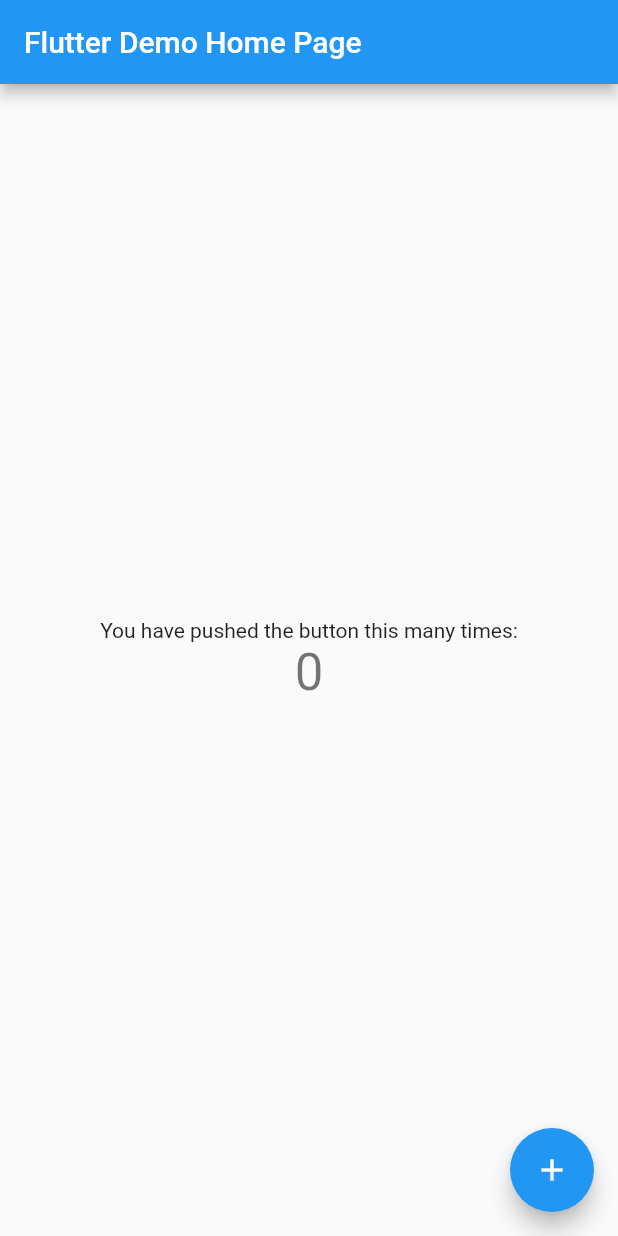
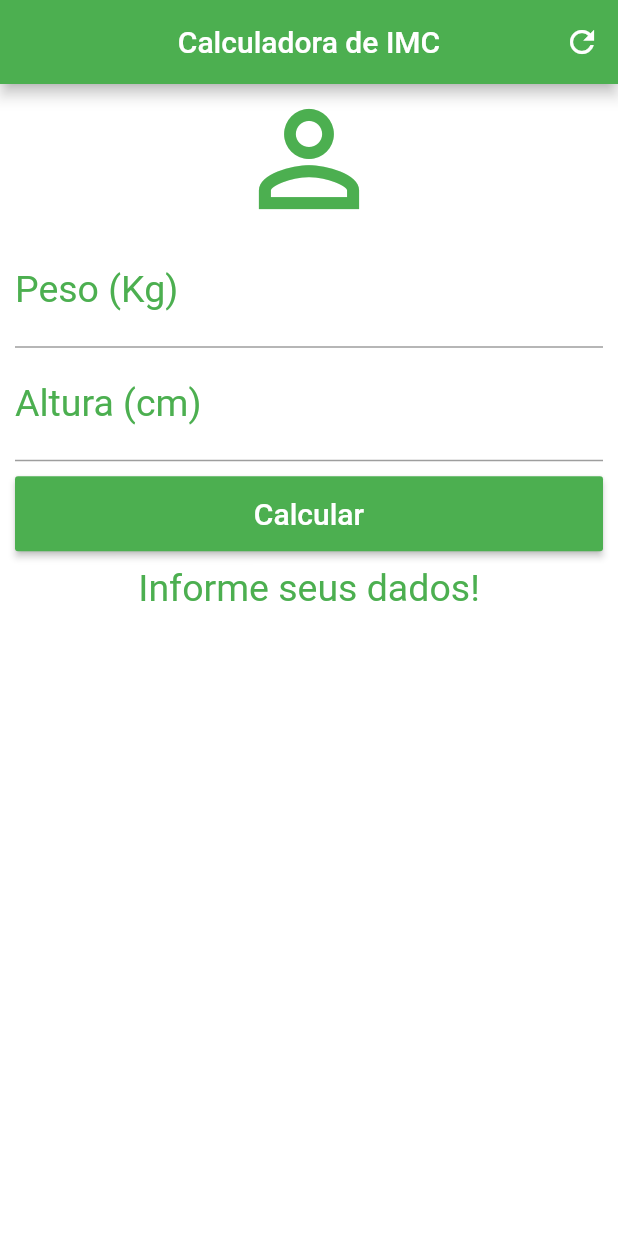
Before and after one commit to alexcomput/calculo-do-IMC-, a Flutter app: the screen it shows after launch, on a phone screen of 412 x 824 dp. Run offline on Flutter 3.47's test engine with Material 2 defaults, Android fonts, the phone set to English and light mode, and no system bars.

Commit message:
Finish project - Studyind the Flutter

```diff
--- a/lib/main.dart
+++ b/lib/main.dart
@@ -1,111 +1,129 @@
-import 'package:flutter/material.dart';
+import "package:flutter/material.dart";
 
-void main() => runApp(MyApp());
-
-class MyApp extends StatelessWidget {
-  // This widget is the root of your application.
-  @override
-  Widget build(BuildContext context) {
-    return MaterialApp(
-      title: 'Flutter Demo',
-      theme: ThemeData(
-        // This is the theme of your application.
-        //
-        // Try running your application with "flutter run". You'll see the
-        // application has a blue toolbar. Then, without quitting the app, try
-        // changing the primarySwatch below to Colors.green and then invoke
-        // "hot reload" (press "r" in the console where you ran "flutter run",
-        // or simply save your changes to "hot reload" in a Flutter IDE).
-        // Notice that the counter didn't reset back to zero; the application
-        // is not restarted.
-        primarySwatch: Colors.blue,
-      ),
-      home: MyHomePage(title: 'Flutter Demo Home Page'),
-    );
-  }
+void main() {
+  runApp(MaterialApp(
+    home: Home(),
+  ));
 }
 
-class MyHomePage extends StatefulWidget {
-  MyHomePage({Key key, this.title}) : super(key: key);
-
-  // This widget is the home page of your application. It is stateful, meaning
-  // that it has a State object (defined below) that contains fields that affect
-  // how it looks.
-
-  // This class is the configuration for the state. It holds the values (in this
-  // case the title) provided by the parent (in this case the App widget) and
-  // used by the build method of the State. Fields in a Widget subclass are
-  // always marked "final".
-
-  final String title;
-
+class Home extends StatefulWidget {
   @override
-  _MyHomePageState createState() => _MyHomePageState();
+  _HomeState createState() => _HomeState();
 }
 
-class _MyHomePageState extends State<MyHomePage> {
-  int _counter = 0;
+class _HomeState extends State<Home> {
+  TextEditingController weigthController = TextEditingController();
+  TextEditingController heigthController = TextEditingController();
 
-  void _incrementCounter() {
+  GlobalKey<FormState> _formKey = GlobalKey<FormState>();
+  String _info = "Informe seus dados!";
+
+  void _resetFields() {
+    weigthController.text = "";
+    heigthController.text = "";
     setState(() {
-      // This call to setState tells the Flutter framework that something has
-      // changed in this State, which causes it to rerun the build method below
-      // so that the display can reflect the updated values. If we changed
-      // _counter without calling setState(), then the build method would not be
-      // called again, and so nothing would appear to happen.
-      _counter++;
+      _info = "Informe seus dados!";
+      _formKey = GlobalKey<FormState>();
     });
+  }
+
+  void _calculate() {
+    double weight = double.parse(weigthController.text);
+    double height = double.parse(heigthController.text) / 100;
+    double imc = weight / (height * height);
+
+    if (imc < 18.6) {
+      _info = "Abaixo do peso (${imc.toStringAsPrecision(3)})";
+    } else if (imc >= 18.6 && imc < 24.9) {
+      _info = "Peso ideal(${imc.toStringAsPrecision(3)})";
+    } else if (imc >= 24.9 && imc < 29.9) {
+      _info = "Levemente acima do peso (${imc.toStringAsPrecision(3)})";
+    } else if (imc >= 29.9 && imc < 34.9) {
+      _info = "Obesidade Grau I (${imc.toStringAsPrecision(3)})";
+    } else if (imc >= 34.9 && imc < 39.9) {
+      _info = "Obesidade Grau II (${imc.toStringAsPrecision(3)})";
+    } else if (imc >= 40) {
+      _info = "Obesidade Grau III (${imc.toStringAsPrecision(3)})";
+    }
   }
 
   @override
   Widget build(BuildContext context) {
-    // This method is rerun every time setState is called, for instance as done
-    // by the _incrementCounter method above.
-    //
-    // The Flutter framework has been optimized to make rerunning build methods
-    // fast, so that you can just rebuild anything that needs updating rather
-    // than having to individually change instances of widgets.
     return Scaffold(
-      appBar: AppBar(
-        // Here we take the value from the MyHomePage object that was created by
-        // the App.build method, and use it to set our appbar title.
-        title: Text(widget.title),
-      ),
-      body: Center(
-        // Center is a layout widget. It takes a single child and positions it
-        // in the middle of the parent.
-        child: Column(
-          // Column is also a layout widget. It takes a list of children and
-          // arranges them vertically. By default, it sizes itself to fit its
-          // children horizontally, and tries to be as tall as its parent.
-          //
-          // Invoke "debug painting" (press "p" in the console, choose the
-          // "Toggle Debug Paint" action from the Flutter Inspector in Android
-          // Studio, or the "Toggle Debug Paint" command in Visual Studio Code)
-          // to see the wireframe for each widget.
-          //
-          // Column has various properties to control how it sizes itself and
-          // how it positions its children. Here we use mainAxisAlignment to
-          // center the children vertically; the main axis here is the vertical
-          // axis because Columns are vertical (the cross axis would be
-          // horizontal).
-          mainAxisAlignment: MainAxisAlignment.center,
-          children: <Widget>[
-            Text(
-              'You have pushed the button this many times:',
-            ),
-            Text(
-              '$_counter',
-              style: Theme.of(context).textTheme.display1,
+        appBar: AppBar(
+          title: Text("Calculadora de IMC"),
+          centerTitle: true,
+          backgroundColor: Colors.green,
+          actions: <Widget>[
+            IconButton(
+              icon: Icon(Icons.refresh),
+              onPressed: _resetFields,
             ),
           ],
         ),
-      ),
-      floatingActionButton: FloatingActionButton(
-        onPressed: _incrementCounter,
-        tooltip: 'Increment',
-        child: Icon(Icons.add),
-      ), // This trailing comma makes auto-formatting nicer for build methods.
-    );
+        backgroundColor: Colors.white,
+        body: SingleChildScrollView(
+          padding: EdgeInsets.fromLTRB(10.0, 0.0, 10.0, 0.0),
+          child: Form(
+            key: _formKey,
+            child: Column(
+              crossAxisAlignment: CrossAxisAlignment.stretch,
+              children: <Widget>[
+                Icon(Icons.person_outline, size: 100.0, color: Colors.green),
+                TextFormField(
+                  keyboardType: TextInputType.number,
+                  decoration: InputDecoration(
+                      labelText: "Peso (Kg)",
+                      labelStyle: TextStyle(color: Colors.green)),
+                  textAlign: TextAlign.center,
+                  style: TextStyle(color: Colors.green, fontSize: 25.0),
+                  controller: weigthController,
+                  validator: (value) {
+                    if (value.isEmpty) {
+                      return "Insira seu Peso.";
+                    }
+                  },
+                ),
+                TextFormField(
+                  keyboardType: TextInputType.number,
+                  decoration: InputDecoration(
+                      labelText: "Altura (cm)",
+                      labelStyle: TextStyle(color: Colors.green)),
+                  textAlign: TextAlign.center,
+                  style: TextStyle(color: Colors.green, fontSize: 25.0),
+                  controller: heigthController,
+                  validator: (value) {
+                    if (value.isEmpty) {
+                      return "Insira sua altura.";
+                    }
+                  },
+                ),
+                Padding(
+                  padding: EdgeInsets.only(top: 10.0, bottom: 10.0),
+                  child: Container(
+                    height: 50.0,
+                    child: RaisedButton(
+                      onPressed: () {
+                        if( _formKey.currentState.validate()){
+                          _calculate();
+                        }
+                      },
+                      child: Text(
+                        "Calcular",
+                        style: TextStyle(color: Colors.white, fontSize: 20.0),
+                      ),
+                      color: Colors.green,
+                    ),
+                  ),
+                ),
+                Text(
+                  _info,
+                  textAlign: TextAlign.center,
+                  style: TextStyle(color: Colors.green, fontSize: 25.0),
+                )
+              ],
+            ),
+          ),
+        ));
   }
 }
```
Also changed, not shown: 2 other files.
